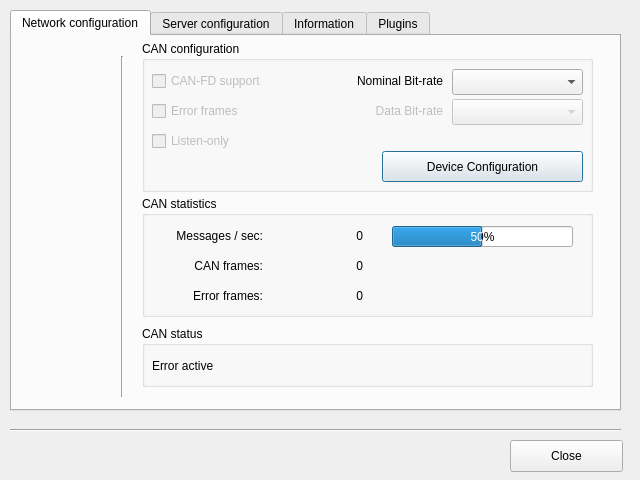
This is source/application/server/forms/ServerConfig.ui in canpie/CANpie as Qt 5 draws it before an edit. The edited form follows.
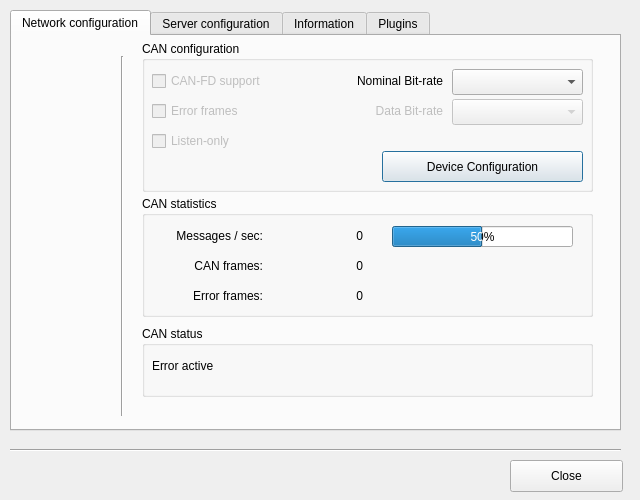
This is the edited form. Icons and pictures are not drawn.

```diff
--- a/source/application/server/forms/ServerConfig.ui
+++ b/source/application/server/forms/ServerConfig.ui
@@ -7,7 +7,7 @@
     <x>0</x>
     <y>0</y>
     <width>640</width>
-    <height>480</height>
+    <height>500</height>
    </rect>
   </property>
   <property name="sizePolicy">
@@ -19,13 +19,13 @@
   <property name="minimumSize">
    <size>
     <width>640</width>
-    <height>480</height>
+    <height>500</height>
    </size>
   </property>
   <property name="maximumSize">
    <size>
     <width>640</width>
-    <height>480</height>
+    <height>500</height>
    </size>
   </property>
   <property name="windowTitle">
@@ -42,7 +42,7 @@
    <property name="geometry">
     <rect>
      <x>510</x>
-     <y>440</y>
+     <y>460</y>
      <width>113</width>
      <height>32</height>
     </rect>
@@ -63,7 +63,7 @@
      <x>10</x>
      <y>10</y>
      <width>611</width>
-     <height>401</height>
+     <height>421</height>
     </rect>
    </property>
    <property name="currentIndex">
@@ -339,7 +339,7 @@
        <x>100</x>
        <y>20</y>
        <width>20</width>
-       <height>341</height>
+       <height>360</height>
       </rect>
      </property>
      <property name="orientation">
@@ -352,7 +352,7 @@
        <x>130</x>
        <y>290</y>
        <width>451</width>
-       <height>61</height>
+       <height>71</height>
       </rect>
      </property>
      <property name="title">
@@ -381,7 +381,7 @@
       <property name="geometry">
        <rect>
         <x>390</x>
-        <y>20</y>
+        <y>25</y>
         <width>36</width>
         <height>36</height>
        </rect>
@@ -702,7 +702,7 @@
    <property name="geometry">
     <rect>
      <x>10</x>
-     <y>420</y>
+     <y>440</y>
      <width>611</width>
      <height>20</height>
     </rect>
```
Left out of the diff: 2 changed lines with no effect on the pictures.
